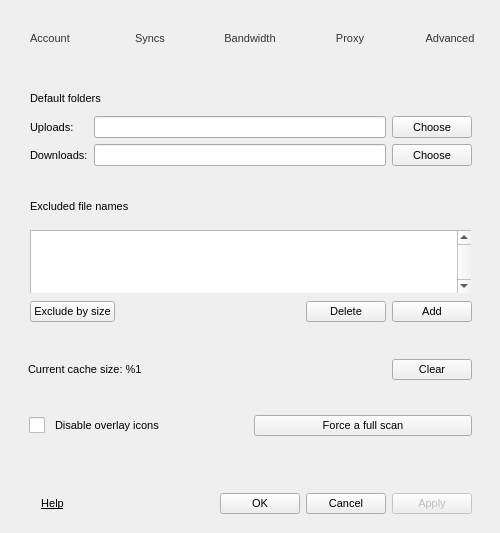
meganz/MEGAsync, file Source/MEGASync/gui/linux/SettingsDialog.ui: the form before one commit.
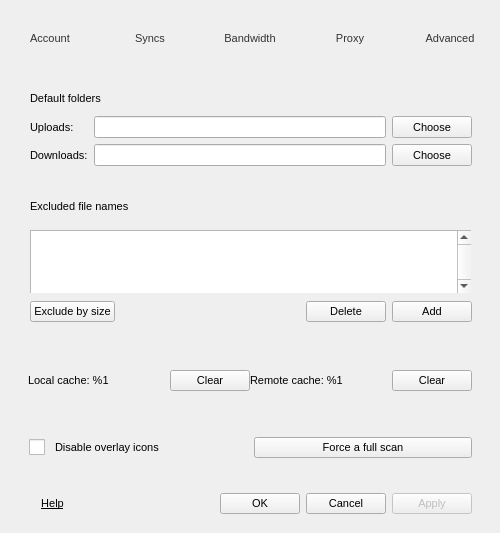
The form after the commit. The open tabs and pages were chosen to show the change. Icons and pictures are not drawn.

Commit message: Clean remote SyncDebris from MEGAsync

What changed in the file:
```diff
--- a/Source/MEGASync/gui/linux/SettingsDialog.ui
+++ b/Source/MEGASync/gui/linux/SettingsDialog.ui
@@ -2788,6 +2788,21 @@
            <number>9</number>
           </property>
           <item>
+           <widget class="QWidget" name="wLocalCache" native="true">
+            <property name="sizePolicy">
+             <sizepolicy hsizetype="Expanding" vsizetype="Preferred">
+              <horstretch>0</horstretch>
+              <verstretch>0</verstretch>
+             </sizepolicy>
+            </property>
+            <layout class="QHBoxLayout" name="horizontalLayout_9">
+             <property name="leftMargin">
+              <number>0</number>
+             </property>
+             <property name="rightMargin">
+              <number>0</number>
+             </property>
+             <item>
            <widget class="QLabel" name="lCacheSize">
             <property name="sizePolicy">
              <sizepolicy hsizetype="Preferred" vsizetype="Maximum">
@@ -2796,7 +2811,7 @@
              </sizepolicy>
             </property>
             <property name="text">
-             <string>Current cache size: %1</string>
+                <string>Local cache: %1</string>
             </property>
             <property name="margin">
              <number>2</number>
@@ -2808,10 +2823,13 @@
             <property name="orientation">
              <enum>Qt::Horizontal</enum>
             </property>
+               <property name="sizeType">
+                <enum>QSizePolicy::Expanding</enum>
+               </property>
             <property name="sizeHint" stdset="0">
              <size>
-              <width>40</width>
-              <height>10</height>
+                 <width>37</width>
+                 <height>13</height>
              </size>
             </property>
            </spacer>
@@ -2819,7 +2837,7 @@
           <item>
            <widget class="QPushButton" name="bClearCache">
             <property name="sizePolicy">
-             <sizepolicy hsizetype="Minimum" vsizetype="Preferred">
+                <sizepolicy hsizetype="Minimum" vsizetype="Fixed">
               <horstretch>0</horstretch>
               <verstretch>0</verstretch>
              </sizepolicy>
@@ -2836,6 +2854,54 @@
             <property name="autoDefault">
              <bool>false</bool>
             </property>
+              </widget>
+             </item>
+            </layout>
+           </widget>
+          </item>
+          <item>
+           <widget class="QWidget" name="wRemoteCache" native="true">
+            <property name="sizePolicy">
+             <sizepolicy hsizetype="Expanding" vsizetype="Preferred">
+              <horstretch>0</horstretch>
+              <verstretch>0</verstretch>
+             </sizepolicy>
+            </property>
+            <layout class="QHBoxLayout" name="horizontalLayout_14">
+             <property name="leftMargin">
+              <number>0</number>
+             </property>
+             <property name="rightMargin">
+              <number>0</number>
+             </property>
+             <item>
+              <widget class="QLabel" name="lRemoteCache">
+               <property name="text">
+                <string>Remote cache: %1</string>
+               </property>
+              </widget>
+             </item>
+             <item>
+              <spacer name="horizontalSpacer_7">
+               <property name="orientation">
+                <enum>Qt::Horizontal</enum>
+               </property>
+               <property name="sizeHint" stdset="0">
+                <size>
+                 <width>37</width>
+                 <height>20</height>
+                </size>
+               </property>
+              </spacer>
+             </item>
+             <item>
+              <widget class="QPushButton" name="bClearRemoteCache">
+               <property name="text">
+                <string>Clear</string>
+               </property>
+              </widget>
+             </item>
+            </layout>
            </widget>
           </item>
          </layout>
```
Left out of the diff: 106 changed lines with no effect on the pictures. Lines whose indentation alone changed are shown as unchanged. The commit also changes 4 other files.
